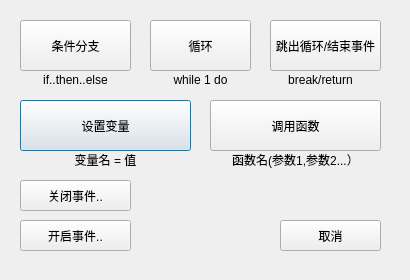
wushuangabao/Level_AI_Editor, file Dialogs/dlgchoseactiontype.ui: the form before one commit.
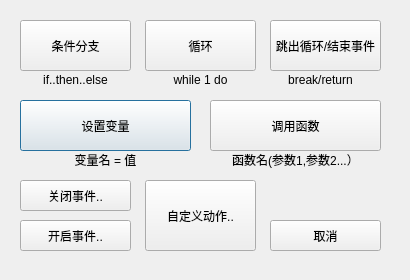
The form after the commit.

Commit message:
Add New Function: Custom Action
允许用户添加自定义动作

Diff of the .ui file:
```diff
--- a/Dialogs/dlgchoseactiontype.ui
+++ b/Dialogs/dlgchoseactiontype.ui
@@ -93,9 +93,9 @@
   <widget class="QPushButton" name="btnLoop">
    <property name="geometry">
     <rect>
-     <x>150</x>
+     <x>145</x>
      <y>20</y>
-     <width>101</width>
+     <width>111</width>
      <height>51</height>
     </rect>
    </property>
@@ -193,9 +193,9 @@
   <widget class="QPushButton" name="btnCancel">
    <property name="geometry">
     <rect>
-     <x>280</x>
+     <x>270</x>
      <y>220</y>
-     <width>101</width>
+     <width>111</width>
      <height>31</height>
     </rect>
    </property>
@@ -203,6 +203,19 @@
     <string>取消</string>
    </property>
   </widget>
+  <widget class="QPushButton" name="btnCustomAction">
+   <property name="geometry">
+    <rect>
+     <x>145</x>
+     <y>180</y>
+     <width>111</width>
+     <height>71</height>
+    </rect>
+   </property>
+   <property name="text">
+    <string>自定义动作..</string>
+   </property>
+  </widget>
  </widget>
  <resources/>
  <connections/>
```
The commit also changes 21 other files.
